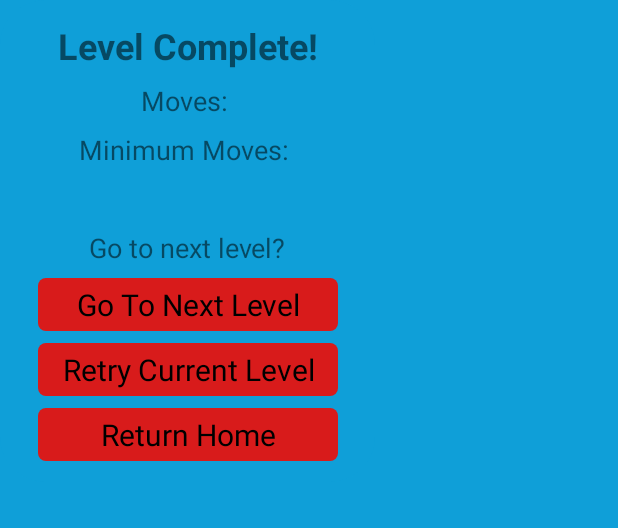
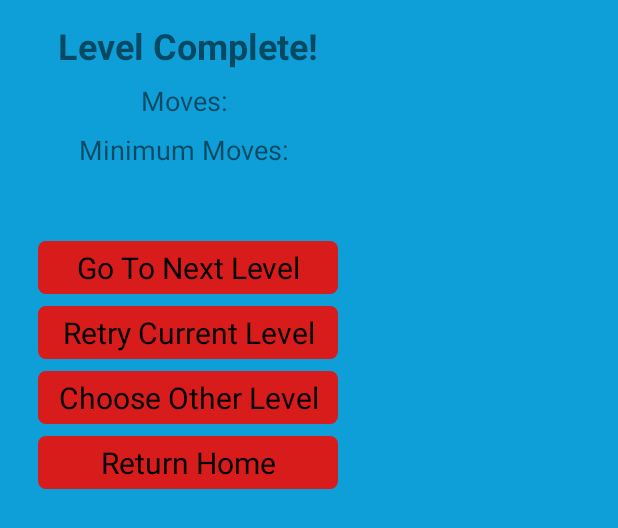
Before and after one commit to nedsen/GravityBlock, an Android app: the layout level_pass_dialog.xml on its own in the app's theme, with its tools: preview values and no code run, on a phone screen of 412 x 824 dp. Shown: the top 528 px of the screen. Run offline under Robolectric (Android 15) with nearby library versions, the phone set to English and light mode, and no system bars.

Commit message:
Modified some aspects of the level choose screen and how activities are displayed

```diff
--- a/app/src/main/java/com/example/gravityblock/MainActivity.java
+++ b/app/src/main/java/com/example/gravityblock/MainActivity.java
@@ -81,6 +81,7 @@ public class MainActivity extends AppCompatActivity {
 
         Intent intent = new Intent(this, PlayActivity.class);
         intent.putExtra("levelNum", levelNum);
+        intent.putExtra("origin", Origins.HOME);
 
         startActivity(intent);
     }
--- a/app/src/main/java/com/example/gravityblock/SettingsActivity.java
+++ b/app/src/main/java/com/example/gravityblock/SettingsActivity.java
@@ -57,10 +57,12 @@ public class SettingsActivity extends AppCompatActivity {
                 SharedPreferences spsActual = getSharedPreferences(Level.LEVEL_SAVED_PREFERENCES, Context.MODE_PRIVATE);
                 SharedPreferences.Editor spsEditActual = spsActual.edit();
                 for(int i = 1; i < 6; i++) {
+                    spsEditActual.putBoolean(Level.LEVEL_MIN_MOVES_STRINGS[i], false);
                     spsEditActual.putBoolean(Level.LEVEL_COMPLETED_STRINGS[i], false);
                     spsEditActual.putBoolean(Level.LEVEL_UNLOCKED_STRINGS[i], true);
                 }
                 for(int i = 6; i < Level.LEVEL_UNLOCKED_STRINGS.length; i++){
+                    spsEditActual.putBoolean(Level.LEVEL_COMPLETED_STRINGS[i], false);
                     spsEditActual.putBoolean(Level.LEVEL_COMPLETED_STRINGS[i], false);
                     spsEditActual.putBoolean(Level.LEVEL_UNLOCKED_STRINGS[i], false);
                 }
--- a/app/src/main/res/layout/activity_main.xml
+++ b/app/src/main/res/layout/activity_main.xml
@@ -47,12 +47,9 @@
         android:layout_width="78dp"
         android:layout_height="78dp"
         android:layout_marginStart="8dp"
-        android:layout_marginLeft="8dp"
         android:layout_marginTop="8dp"
         android:layout_marginEnd="8dp"
-        android:layout_marginRight="8dp"
         android:layout_marginBottom="8dp"
-        android:background="@color/colorAccent"
         android:text="Choose\nLevel"
         app:layout_constraintBottom_toBottomOf="@+id/HomePurpleBottom"
         app:layout_constraintEnd_toEndOf="@+id/HomePurpleBottom"
--- a/app/src/main/res/layout/level_pass_dialog.xml
+++ b/app/src/main/res/layout/level_pass_dialog.xml
@@ -21,31 +21,18 @@
         app:layout_constraintStart_toStartOf="parent"
         app:layout_constraintTop_toTopOf="parent" />
 
-    <TextView
-        android:id="@+id/textView3"
-        android:layout_width="wrap_content"
-        android:layout_height="wrap_content"
-        android:layout_marginStart="8dp"
-        android:layout_marginTop="8dp"
-        android:layout_marginEnd="8dp"
-        android:text="Go to next level?"
-        android:textSize="18sp"
-        app:layout_constraintEnd_toEndOf="parent"
-        app:layout_constraintStart_toStartOf="parent"
-        app:layout_constraintTop_toBottomOf="@+id/dialogCongratsText" />
-
     <Button
         android:id="@+id/nextLevelButton"
         android:layout_width="200dp"
         android:layout_height="35dp"
         android:layout_marginStart="8dp"
-        android:layout_marginTop="8dp"
+        android:layout_marginTop="16dp"
         android:layout_marginEnd="8dp"
         android:background="@drawable/dialog_button_background"
         android:text="Go To Next Level"
         app:layout_constraintEnd_toEndOf="parent"
         app:layout_constraintStart_toStartOf="parent"
-        app:layout_constraintTop_toBottomOf="@+id/textView3" />
+        app:layout_constraintTop_toBottomOf="@+id/dialogCongratsText" />
 
     <Button
         android:id="@+id/DialogRetryButton"
@@ -62,6 +49,20 @@
         app:layout_constraintTop_toBottomOf="@+id/nextLevelButton" />
 
     <Button
+        android:id="@+id/DialogChooseLevelButton"
+        android:layout_width="200dp"
+        android:layout_height="35dp"
+        android:layout_marginStart="8dp"
+        android:layout_marginTop="8dp"
+        android:layout_marginEnd="8dp"
+        android:background="@drawable/dialog_button_background"
+        android:text="Choose Other Level"
+        android:textAllCaps="false"
+        app:layout_constraintEnd_toEndOf="parent"
+        app:layout_constraintStart_toStartOf="parent"
+        app:layout_constraintTop_toBottomOf="@+id/DialogRetryButton" />
+
+    <Button
         android:id="@+id/dialogHomeButton"
         android:layout_width="200dp"
         android:layout_height="35dp"
@@ -73,7 +74,7 @@
         android:textAllCaps="false"
         app:layout_constraintEnd_toEndOf="parent"
         app:layout_constraintStart_toStartOf="parent"
-        app:layout_constraintTop_toBottomOf="@+id/DialogRetryButton" />
+        app:layout_constraintTop_toBottomOf="@+id/DialogChooseLevelButton" />
 
     <TextView
         android:id="@+id/dialogMovesText"
```
Also changed, not shown: app/src/main/java/com/example/gravityblock/ChooseLevel.java (+12 -2 lines), app/src/main/java/com/example/gravityblock/Level.java (+9 -0 lines), app/src/main/java/com/example/gravityblock/Origins.java (added, +9 -0 lines), app/src/main/java/com/example/gravityblock/PlayActivity.java (+48 -15 lines), app/src/main/res/anim/ltr_enter.xml (added, +11 -0 lines), app/src/main/res/anim/ltr_exit.xml (added, +11 -0 lines), app/src/main/res/anim/ltr_transition.xml (added, +11 -0 lines), app/src/main/res/anim/no_transition.xml (added, +11 -0 lines), app/src/main/res/drawable/completed_level_background.xml (added, +7 -0 lines).
